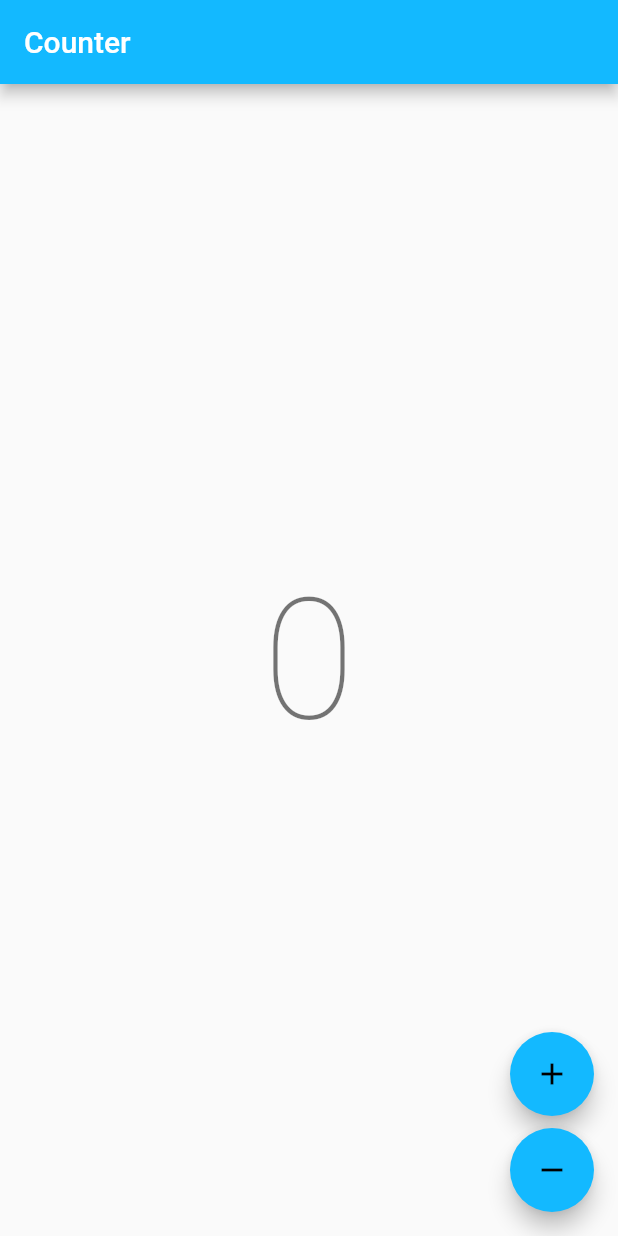
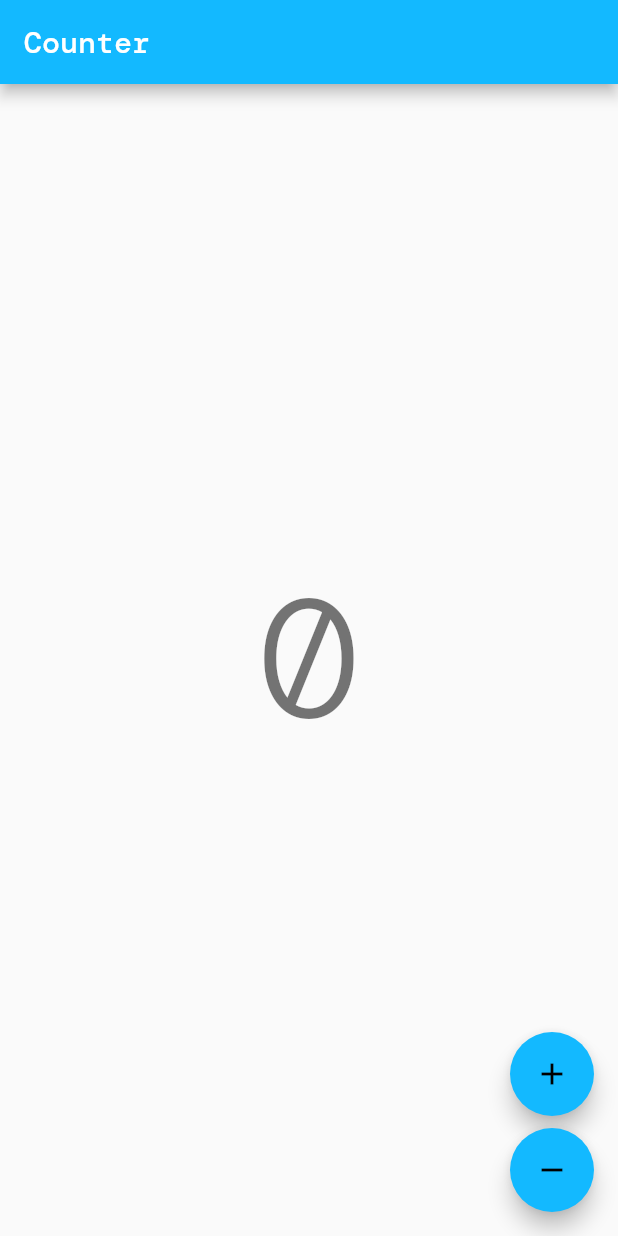
Before and after one commit to debbsefe/tvfiy, a Flutter app: the screen it shows after launch, on a phone screen of 412 x 824 dp. Run offline on Flutter 3.47's test engine with Material 2 defaults, Android fonts, the phone set to English and light mode, and no system bars; our stand-ins replace bloc, flutter_bloc; generated files the repository leaves out were written again.

Commit message:
refactor: set font family within app

```diff
--- a/lib/app/view/app.dart
+++ b/lib/app/view/app.dart
@@ -21,6 +21,7 @@ class App extends StatelessWidget {
         colorScheme: ColorScheme.fromSwatch(
           accentColor: const Color(0xFF13B9FF),
         ),
+        fontFamily: 'DMMono',
       ),
       localizationsDelegates: const [
         AppLocalizations.delegate,
```
Also changed, not shown: 1 other file.
